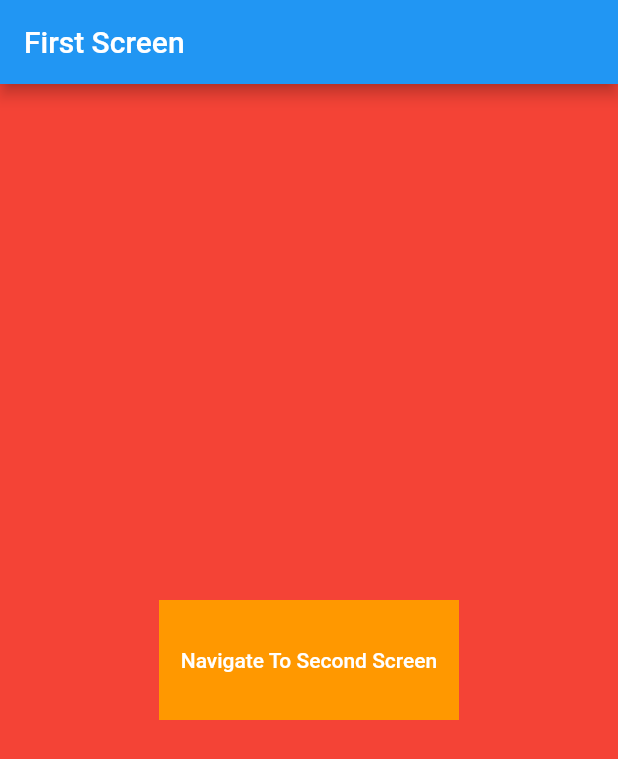
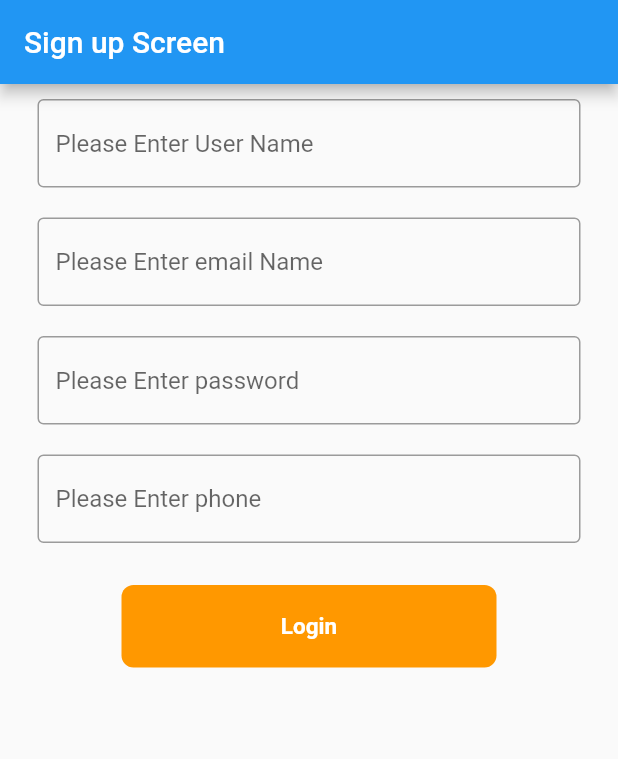
Before and after one commit to maheshmobileApp/may8to9class, a Flutter app: the screen it shows after launch, on a phone screen of 412 x 824 dp. Shown: the top 759 px of the screen. Run offline on Flutter 3.47's test engine with Material 2 defaults, Android fonts, the phone set to English and light mode, and no system bars; missing offline and left inert: dart:html.

Commit message:
form validation class

```diff
--- a/lib/main.dart
+++ b/lib/main.dart
@@ -1,6 +1,7 @@
 import 'package:class8to9/counterApp.dart';
 import 'package:class8to9/firstscreen.dart';
 import 'package:class8to9/secondscreen.dart';
+import 'package:class8to9/signup_screen.dart';
 import 'package:flutter/material.dart';
 
 import 'login_screen.dart';
@@ -19,11 +20,12 @@ stateless widgets
 
 void main() {
   runApp(MaterialApp(
-    initialRoute: "/first",
+    initialRoute: "/signup",
     routes: {
       "/first": (context) => FirstScreen(),
       "/second": (context) => SecondScreen(),
-      "/login": (context) => LoginScreen()
+      "/login": (context) => LoginScreen(),
+      "/signup": (context) => SignUpScreen()
     },
     // "/"
     // home: CounterApp()
--- /dev/null
+++ b/lib/signup_screen.dart
@@ -0,0 +1,117 @@
+import 'package:flutter/material.dart';
+
+class SignUpScreen extends StatefulWidget {
+  const SignUpScreen({super.key});
+
+  @override
+  State<SignUpScreen> createState() => _SignUpScreenState();
+}
+
+class _SignUpScreenState extends State<SignUpScreen> {
+  TextEditingController _userNameController = TextEditingController();
+  TextEditingController _emailNameController = TextEditingController();
+  TextEditingController _phoneNameController = TextEditingController();
+  TextEditingController _passwordNameController = TextEditingController();
+  final _formKey = GlobalKey<FormState>();
+  @override
+  Widget build(BuildContext context) {
+    return Scaffold(
+      appBar: AppBar(title: Text("Sign up Screen")),
+      body: Padding(
+        padding: const EdgeInsets.symmetric(horizontal: 25, vertical: 10),
+        child: Form(
+          key: _formKey,
+          child: Column(
+            children: [
+              TextFormField(
+                controller: _userNameController,
+                decoration: InputDecoration(
+                  hintText: "Please Enter User Name",
+                  border: OutlineInputBorder(),
+                ),
+                validator: (value) {
+                  if (value!.isEmpty) {
+                    return "Please Enter user name";
+                  } else {
+                    return null;
+                  }
+                },
+              ),
+              SizedBox(height: 20),
+              TextFormField(
+                controller: _emailNameController,
+                decoration: InputDecoration(
+                  hintText: "Please Enter email Name",
+                  border: OutlineInputBorder(),
+                ),
+                validator: (value) {
+                  if (value!.isEmpty) {
+                    return "Please Enter email";
+                  } else {
+                    final bool emailValid = RegExp(
+                            r"^[a-zA-Z0-9.a-zA-Z0-9.!#$%&'*+-/=?^_`{|}~]+@[a-zA-Z0-9]+\.[a-zA-Z]+")
+                        .hasMatch(value);
+                    return emailValid ? null : "Please enter valid email";
+                  }
+                },
+              ),
+              SizedBox(height: 20),
+              TextFormField(
+                controller: _passwordNameController,
+                decoration: InputDecoration(
+                  hintText: "Please Enter password ",
+                  border: OutlineInputBorder(),
+                ),
+                validator: (value) {
+                  if (value!.isEmpty) {
+                    return "Please Enter password";
+                  } else {
+                    return null;
+                  }
+                },
+              ),
+              SizedBox(height: 20),
+              TextFormField(
+                controller: _phoneNameController,
+                decoration: InputDecoration(
+                  hintText: "Please Enter phone ",
+                  border: OutlineInputBorder(),
+                ),
+                validator: (value) {
+                  if (value!.isEmpty) {
+                    return "Please Enter phone number";
+                  } else {
+                    return null;
+                  }
+                },
+              ),
+              SizedBox(height: 20),
+              TextButton(
+                  onPressed: () {
+                    print("login button clicked");
+                    if (_formKey.currentState!.validate()) {
+                      //sign up api call
+                    }
+                  },
+                  child: Container(
+                      width: 250,
+                      height: 55,
+                      alignment: Alignment.center,
+                      child: Text(
+                        "Login",
+                        style: TextStyle(
+                            fontSize: 15,
+                            fontWeight: FontWeight.w600,
+                            color: Colors.white),
+                      ),
+                      decoration: BoxDecoration(
+                          // border: Border.all(widt),
+                          borderRadius: BorderRadius.circular(8),
+                          color: Colors.orange)))
+            ],
+          ),
+        ),
+      ),
+    );
+  }
+}
```
Also changed, not shown: lib/login_screen.dart (line endings or trailing spaces), 2 other files.
